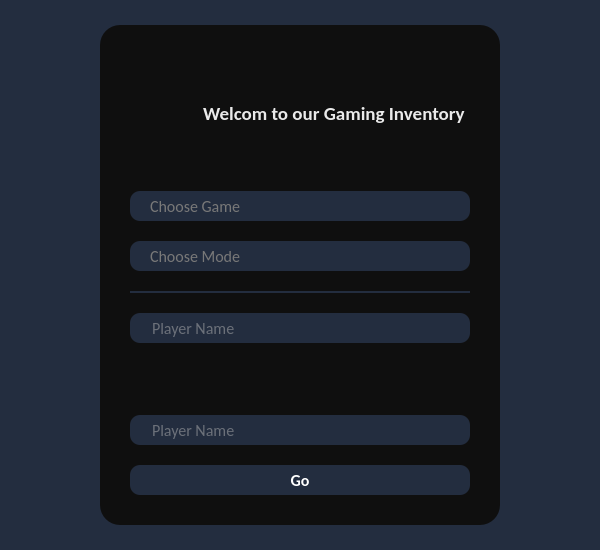
SayedReda1/TicTacToeGames, file forms/HomeFrame.ui: the form before one commit.
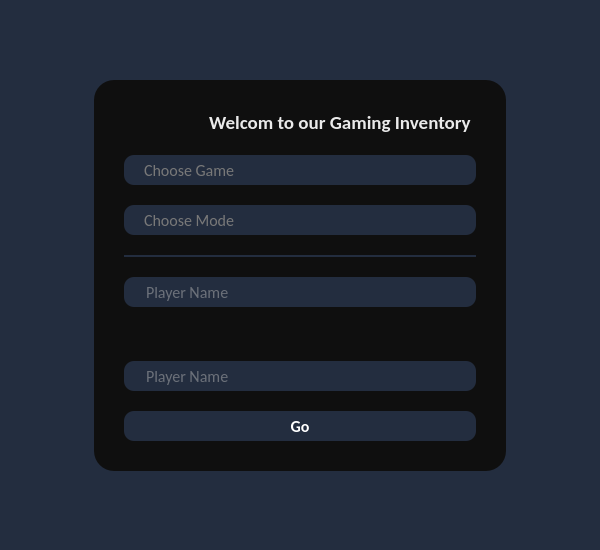
The form after the commit. Icons and pictures are not drawn.

The edit to the form file:
```diff
--- a/forms/HomeFrame.ui
+++ b/forms/HomeFrame.ui
@@ -12,8 +12,8 @@
   </property>
   <property name="minimumSize">
    <size>
-    <width>600</width>
-    <height>550</height>
+    <width>500</width>
+    <height>500</height>
    </size>
   </property>
   <property name="styleSheet">
@@ -21,7 +21,7 @@
 	background-color: #232D3F;
 }</string>
   </property>
-  <layout class="QGridLayout" name="mainLayout">
+  <layout class="QGridLayout" name="mainLayout" rowstretch="1,5,1" columnstretch="1,5,1">
    <item row="1" column="0">
     <spacer name="horizontalSpacer">
      <property name="orientation">
@@ -78,8 +78,14 @@
     <widget class="QFrame" name="mainFrame">
      <property name="minimumSize">
       <size>
-       <width>400</width>
-       <height>500</height>
+       <width>0</width>
+       <height>0</height>
+      </size>
+     </property>
+     <property name="maximumSize">
+      <size>
+       <width>450</width>
+       <height>550</height>
       </size>
      </property>
      <property name="styleSheet">
```
Left out of the diff: 6 changed lines with no effect on the pictures.
